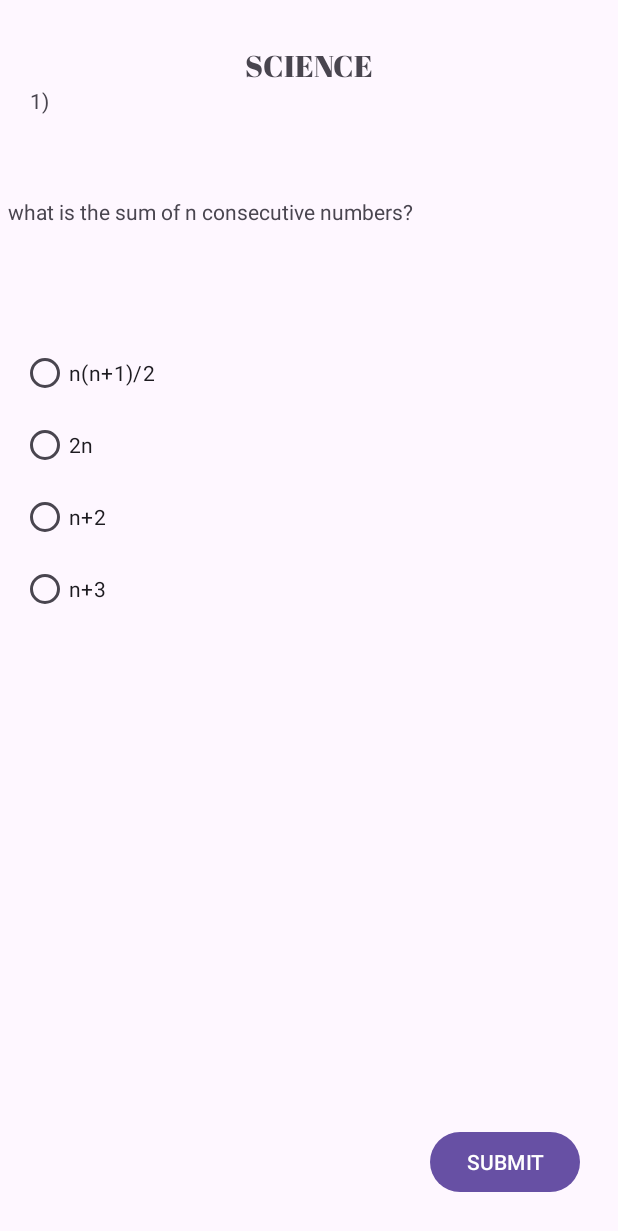
After one commit to aaditya-jalan/hoga-trivia-app, an Android app: the question screen opened directly, with no data from a screen before it, on a phone screen of 412 x 824 dp. The commit adds this screen. Shown: the top 1231 px of the screen. Run offline under Robolectric (Android 15) with nearby library versions, the phone set to English and light mode, and no system bars.

Commit message:
added questions

```diff
--- /dev/null
+++ b/app/src/main/java/com/example/hogatriviaapp/question.kt
@@ -0,0 +1,12 @@
+package com.example.hogatriviaapp
+
+import androidx.appcompat.app.AppCompatActivity
+import android.os.Bundle
+
+class question : AppCompatActivity() {
+
+    override fun onCreate(savedInstanceState: Bundle?) {
+        super.onCreate(savedInstanceState)
+        setContentView(R.layout.activity_question)
+    }
+}
--- /dev/null
+++ b/app/src/main/res/layout/activity_question.xml
@@ -0,0 +1,88 @@
+<?xml version="1.0" encoding="utf-8"?>
+<androidx.constraintlayout.widget.ConstraintLayout xmlns:android="http://schemas.android.com/apk/res/android"
+    xmlns:app="http://schemas.android.com/apk/res-auto"
+    xmlns:tools="http://schemas.android.com/tools"
+    android:layout_width="match_parent"
+    android:layout_height="match_parent"
+    android:padding="5dp"
+    tools:context=".question">
+
+    <RadioGroup
+        android:id="@+id/radioGroup2"
+        android:layout_width="384dp"
+        android:layout_height="375dp"
+        app:layout_constraintBottom_toBottomOf="parent"
+        app:layout_constraintEnd_toEndOf="parent"
+        app:layout_constraintHorizontal_bias="0.5"
+        app:layout_constraintStart_toStartOf="parent"
+        app:layout_constraintTop_toTopOf="parent"
+        app:layout_constraintVertical_bias="0.5">
+
+        <RadioButton
+            android:id="@+id/radioButton"
+            android:layout_width="match_parent"
+            android:layout_height="wrap_content"
+            android:text="n(n+1)/2" />
+
+        <RadioButton
+            android:id="@+id/radioButton2"
+            android:layout_width="match_parent"
+            android:layout_height="wrap_content"
+            android:text="2n" />
+
+        <RadioButton
+            android:id="@+id/radioButton3"
+            android:layout_width="match_parent"
+            android:layout_height="wrap_content"
+            android:text="n+2" />
+
+        <RadioButton
+            android:id="@+id/radioButton4"
+            android:layout_width="match_parent"
+            android:layout_height="wrap_content"
+            android:text="n+3" />
+    </RadioGroup>
+
+    <TextView
+        android:id="@+id/textView3"
+        android:layout_width="wrap_content"
+        android:layout_height="wrap_content"
+        android:layout_marginTop="52dp"
+        android:layout_marginEnd="300dp"
+        android:text="1)"
+        app:layout_constraintEnd_toEndOf="parent"
+        app:layout_constraintHorizontal_bias="0.168"
+        app:layout_constraintStart_toStartOf="parent"
+        app:layout_constraintTop_toTopOf="parent" />
+
+    <TextView
+        android:id="@+id/textView4"
+        android:layout_width="match_parent"
+        android:layout_height="wrap_content"
+        android:text="what is the sum of n consecutive numbers?"
+        app:layout_constraintBottom_toTopOf="@+id/radioGroup2"
+        app:layout_constraintTop_toBottomOf="@+id/textView5"
+        tools:layout_editor_absoluteX="2dp" />
+
+    <TextView
+        android:id="@+id/textView5"
+        android:layout_width="wrap_content"
+        android:layout_height="wrap_content"
+        android:fontFamily="@font/abril_fatface"
+        android:text="SCIENCE"
+        android:textSize="20sp"
+        app:layout_constraintBottom_toTopOf="@+id/textView3"
+        app:layout_constraintEnd_toEndOf="parent"
+        app:layout_constraintHorizontal_bias="0.5"
+        app:layout_constraintStart_toStartOf="parent" />
+
+    <Button
+        android:id="@+id/button"
+        android:layout_width="wrap_content"
+        android:layout_height="wrap_content"
+        android:layout_marginEnd="20dp"
+        android:layout_marginBottom="20dp"
+        android:text="SUBMIT"
+        app:layout_constraintBottom_toBottomOf="parent"
+        app:layout_constraintEnd_toEndOf="parent" />
+</androidx.constraintlayout.widget.ConstraintLayout>
```
Also changed, not shown: app/src/main/AndroidManifest.xml (+13 -1 lines), app/src/main/java/com/example/hogatriviaapp/art.kt (added, +11 -0 lines), app/src/main/java/com/example/hogatriviaapp/category.kt (+23 -0 lines), app/src/main/java/com/example/hogatriviaapp/film.kt (added, +11 -0 lines), app/src/main/java/com/example/hogatriviaapp/sport.kt (added, +11 -0 lines), app/src/main/res/layout/activity_art.xml (added, +88 -0 lines), app/src/main/res/layout/activity_category.xml (+44 -31 lines), app/src/main/res/layout/activity_film.xml (added, +88 -0 lines), app/src/main/res/layout/activity_sport.xml (added, +87 -0 lines).
